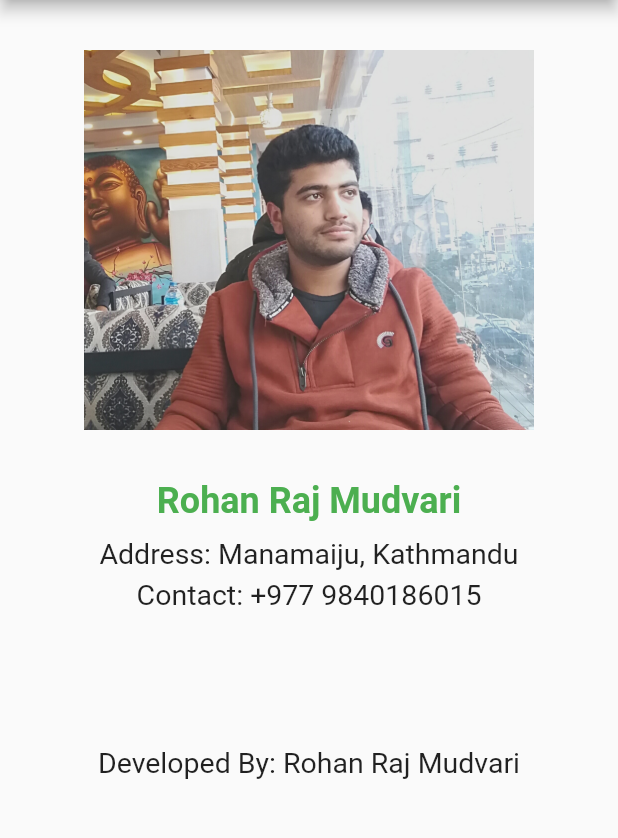
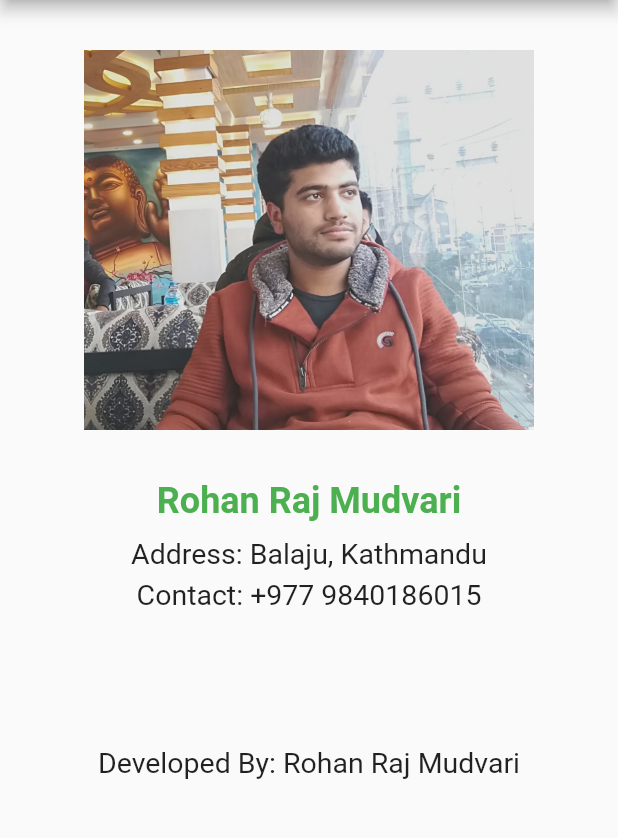
Before and after one commit to rohanmudvari/profile_flutter, a Flutter app: the screen it shows after launch, on a phone screen of 412 x 824 dp, the part 84-922 px from its top. Run offline on Flutter 3.47's test engine with Material 2 defaults, Android fonts, the phone set to English and light mode, and no system bars.

Commit message:
Change in location information.

```diff
--- a/lib/main.dart
+++ b/lib/main.dart
@@ -15,7 +15,7 @@ void main() {
           const SizedBox(height: 10),
           const Text('Rohan Raj Mudvari', style: TextStyle(fontSize: 24, color: Colors.green, fontWeight: FontWeight.bold)),
           const SizedBox(height: 10,),
-          const Text('Address: Manamaiju, Kathmandu', style: TextStyle(fontSize: 19)),
+          const Text('Address: Balaju, Kathmandu', style: TextStyle(fontSize: 19)),
           const SizedBox(height:5),
           const Text('Contact: +977 9840186015', style: TextStyle(fontSize: 19)),
           const SizedBox(height:90),
```
